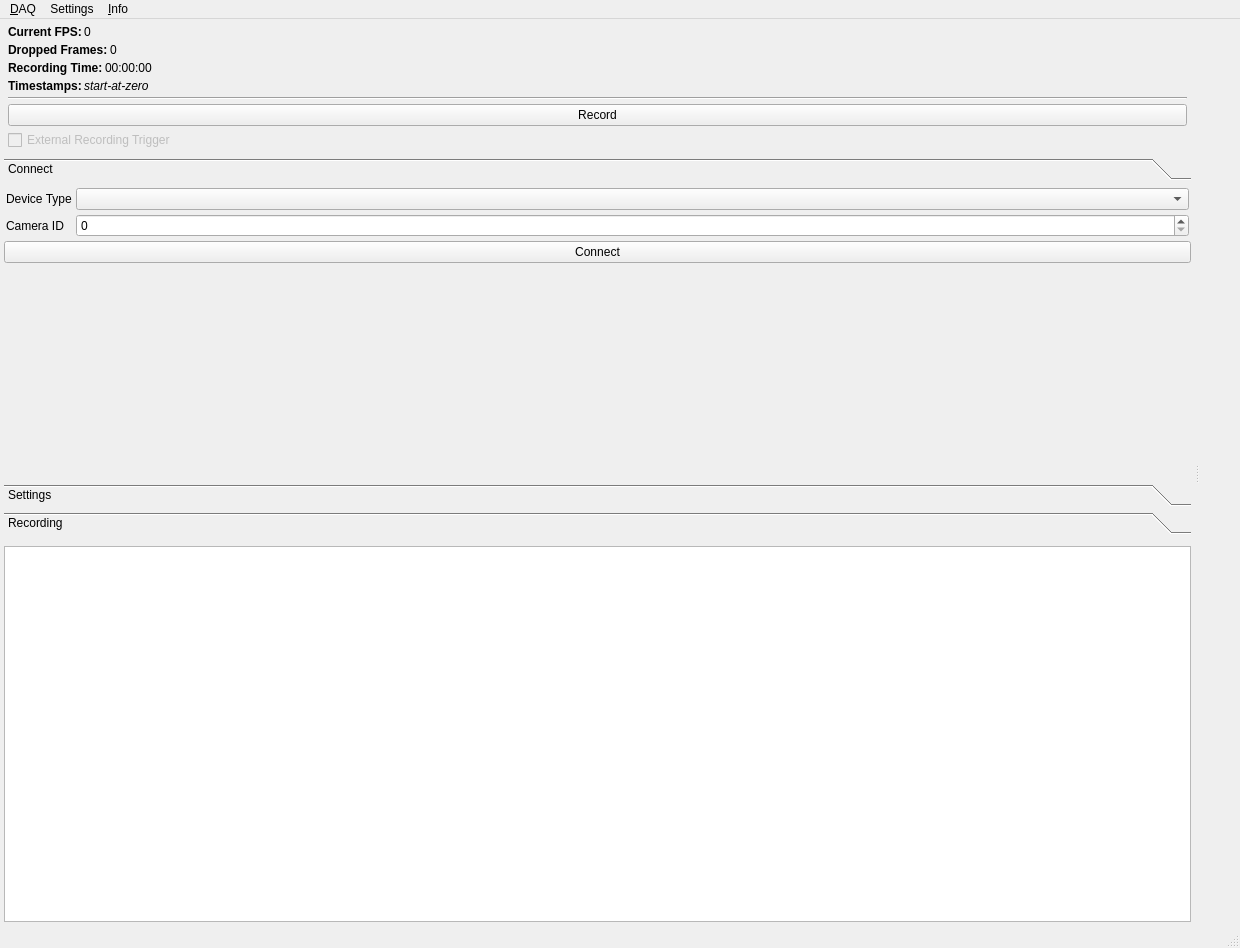
Before: the Qt Designer form src/mainwindow.ui in bothlab/pomidaq, drawn with Qt 5.
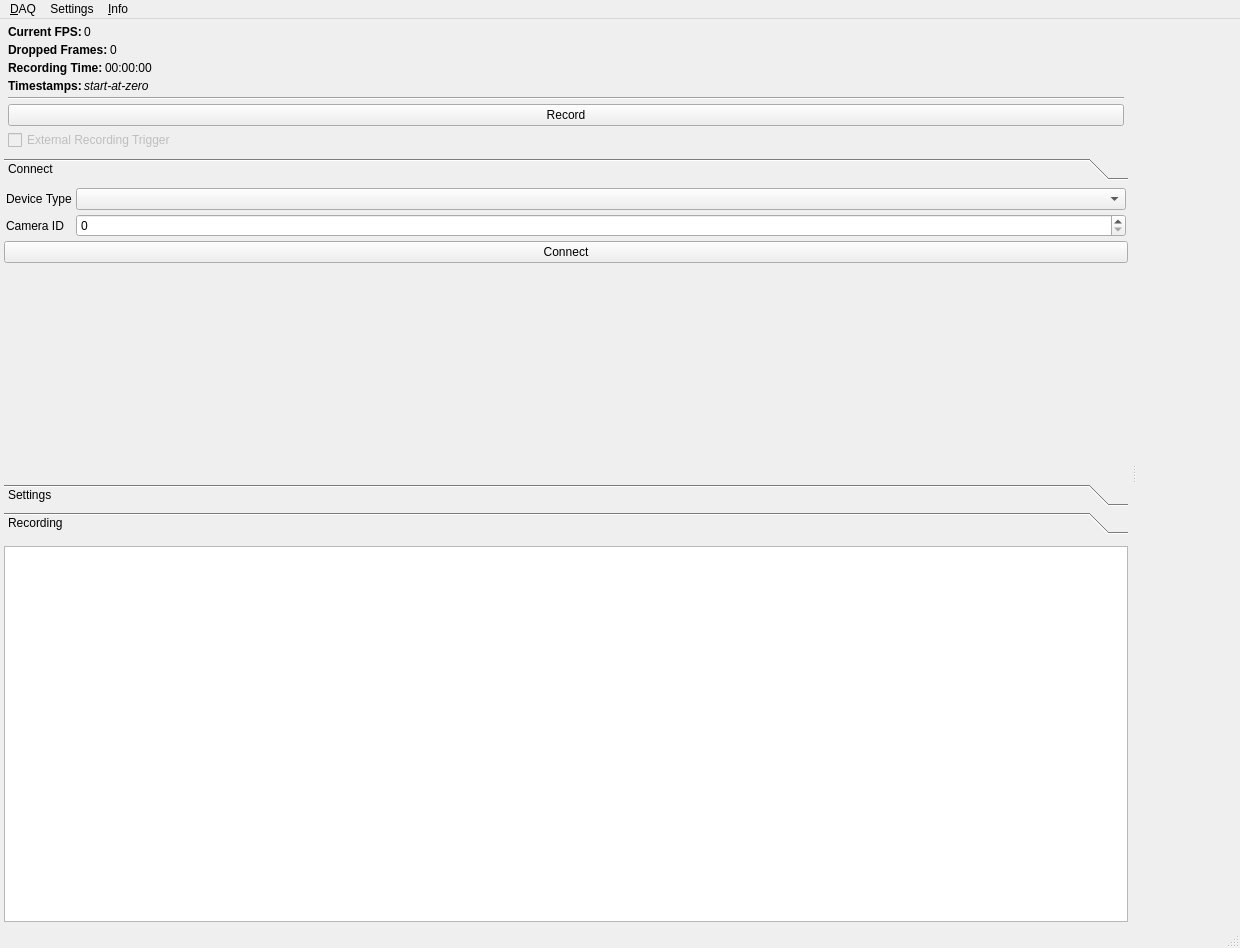
After: the same form once the commit is applied. Icons and pictures are not drawn. Custom widgets are drawn as their Qt base class.

Commit message:
Give video display container a minimum width
This may help with the video view sometimes vanishing on Windows.

The edit to the form file:
```diff
--- a/src/mainwindow.ui
+++ b/src/mainwindow.ui
@@ -41,7 +41,7 @@
       </property>
       <widget class="QWidget" name="widget" native="true">
        <property name="sizePolicy">
-        <sizepolicy hsizetype="Maximum" vsizetype="Preferred">
+        <sizepolicy hsizetype="Preferred" vsizetype="Preferred">
          <horstretch>0</horstretch>
          <verstretch>0</verstretch>
         </sizepolicy>
@@ -337,7 +337,7 @@
             <rect>
              <x>0</x>
              <y>0</y>
-             <width>1187</width>
+             <width>1124</width>
              <height>273</height>
             </rect>
            </property>
@@ -950,11 +950,17 @@
       </widget>
       <widget class="QWidget" name="videoDisplayWidget" native="true">
        <property name="sizePolicy">
-        <sizepolicy hsizetype="Minimum" vsizetype="Minimum">
+        <sizepolicy hsizetype="Expanding" vsizetype="Preferred">
          <horstretch>0</horstretch>
          <verstretch>0</verstretch>
         </sizepolicy>
        </property>
+       <property name="minimumSize">
+        <size>
+         <width>100</width>
+         <height>0</height>
+        </size>
+       </property>
        <layout class="QHBoxLayout" name="horizontalLayout_4">
         <property name="spacing">
          <number>0</number>
```
Left out of the diff: 10 changed lines with no effect on the pictures.
